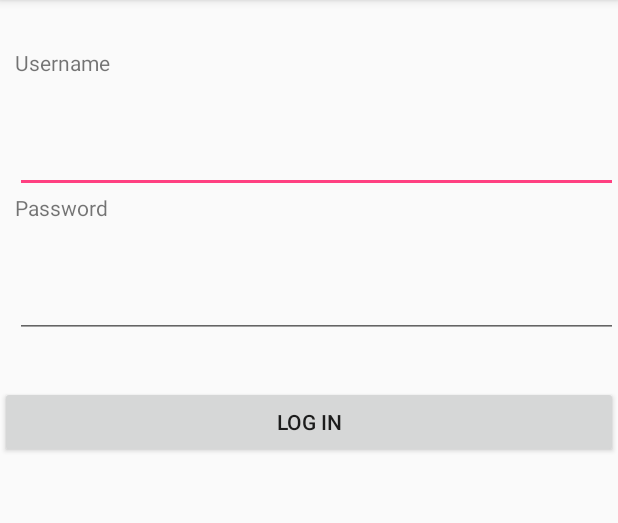
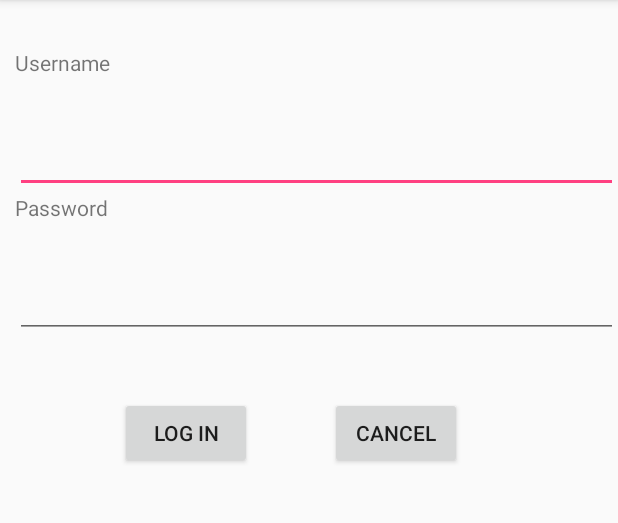
Before and after one commit to jpbronsted/ShelterFinder, an Android app: the screen it shows after launch (LoginActivity), on a phone screen of 412 x 824 dp, the part 84-607 px from its top. Run offline under Robolectric (Android 15) with nearby library versions, the phone set to English and light mode, and no system bars.

Commit message:
James - updated views (welcome and login)

```diff
--- a/app/src/main/AndroidManifest.xml
+++ b/app/src/main/AndroidManifest.xml
@@ -9,14 +9,14 @@
         android:roundIcon="@mipmap/ic_launcher_round"
         android:supportsRtl="true"
         android:theme="@style/AppTheme">
-        <activity android:name=".LoginActivity">
+        <activity android:name=".Controllers.LoginActivity">
             <intent-filter>
                 <action android:name="android.intent.action.MAIN" />
 
                 <category android:name="android.intent.category.LAUNCHER" />
             </intent-filter>
         </activity>
-        <activity android:name=".WelcomeActivity">
+        <activity android:name=".Controllers.WelcomeActivity">
         </activity>
     </application>
 
--- /dev/null
+++ b/app/src/main/java/edu/gatech/team13/shelterfinder/Controllers/LoginActivity.java
@@ -0,0 +1,23 @@
+package edu.gatech.team13.shelterfinder.Controllers;
+
+import android.support.v7.app.AppCompatActivity;
+import android.os.Bundle;
+
+import edu.gatech.team13.shelterfinder.R;
+
+public class LoginActivity extends AppCompatActivity {
+
+    @Override
+    protected void onCreate(Bundle savedInstanceState) {
+        super.onCreate(savedInstanceState);
+        setContentView(R.layout.activity_login);
+    }
+
+    public void onLoginPressed(android.view.View view) {
+        //TODO: handle what happens when the user presses "login" on the login screen
+    }
+
+    public void onCancelPressed(android.view.View view) {
+        //TODO: handle what happens when the user presses "cancel" on the login screen
+    }
+}
--- /dev/null
+++ b/app/src/main/java/edu/gatech/team13/shelterfinder/Controllers/WelcomeActivity.java
@@ -0,0 +1,23 @@
+package edu.gatech.team13.shelterfinder.Controllers;
+
+import android.support.v7.app.AppCompatActivity;
+import android.os.Bundle;
+
+import edu.gatech.team13.shelterfinder.R;
+
+public class WelcomeActivity extends AppCompatActivity {
+
+    @Override
+    protected void onCreate(Bundle savedInstanceState) {
+        super.onCreate(savedInstanceState);
+        setContentView(R.layout.activity_login);
+    }
+
+    public void onLoginPressed(android.view.View view) {
+        //TODO: handle what happens when the user presses the "login" button in the welcome screen
+    }
+
+    public void onSignupPressed(android.view.View view) {
+        //TODO: handle what happens when the user presses the "signup" button in the welcome screen
+    }
+}
--- a/app/src/main/java/edu/gatech/team13/shelterfinder/LoginActivity.java
+++ /dev/null
@@ -1,15 +0,0 @@
-package edu.gatech.team13.shelterfinder;
-
-import android.support.v7.app.AppCompatActivity;
-import android.os.Bundle;
-
-public class LoginActivity extends AppCompatActivity {
-
-    @Override
-    protected void onCreate(Bundle savedInstanceState) {
-        super.onCreate(savedInstanceState);
-        setContentView(R.layout.activity_login);
-    }
-
-
-}
--- a/app/src/main/java/edu/gatech/team13/shelterfinder/WelcomeActivity.java
+++ /dev/null
@@ -1,15 +0,0 @@
-package edu.gatech.team13.shelterfinder;
-
-import android.support.v7.app.AppCompatActivity;
-import android.os.Bundle;
-
-public class WelcomeActivity extends AppCompatActivity {
-
-    @Override
-    protected void onCreate(Bundle savedInstanceState) {
-        super.onCreate(savedInstanceState);
-        setContentView(R.layout.activity_login);
-    }
-
-
-}
--- a/app/src/main/res/layout/activity_login.xml
+++ b/app/src/main/res/layout/activity_login.xml
@@ -6,7 +6,7 @@
     android:id="@+id/activity_login"
     android:layout_width="match_parent"
     android:layout_height="match_parent"
-    tools:context="edu.gatech.team13.shelterfinder.LoginActivity">
+    tools:context="edu.gatech.team13.shelterfinder.Controllers.LoginActivity">
 
     <TextView
         android:id="@+id/textview_username"
@@ -45,16 +45,41 @@
         android:layout_marginStart="10dp"
         android:layout_marginTop="32dp"/>
 
+    <TextView
+        android:layout_width="match_parent"
+        android:layout_height="wrap_content"
+        android:text="No such username and password found."
+        android:id="@+id/textview_failed_login_attempt"
+        android:layout_alignParentStart="true"
+        android:layout_below="@id/edittext_password"
+        android:layout_marginTop="10dp"
+        android:textAlignment="center"
+        android:color="@color/colorError"
+        android:visibility="invisible"/>
+
     <Button
         android:id="@+id/button_login"
         android:layout_width="wrap_content"
         android:layout_height="wrap_content"
         android:layout_alignParentStart="true"
-        android:layout_below="@+id/edittext_password"
-        android:layout_right="@+id/button_signup"
-        android:layout_marginTop="32dp"
-        android:layout_alignParentEnd="true"
+        android:layout_below="@+id/textview_failed_login_attempt"
+        android:layout_right="@+id/button_cancel"
+        android:layout_marginTop="10dp"
+        android:layout_marginLeft="80dp"
         android:text="Log In"
         android:onClick="onLoginPressed"/>
 
+    <Button
+        android:layout_width="wrap_content"
+        android:layout_height="wrap_content"
+        android:id="@+id/button_cancel"
+        android:layout_alignParentStart="true"
+        android:layout_below="@+id/edittext_password"
+        android:layout_left="@+id/button_login"
+        android:layout_alignTop="@+id/button_login"
+        android:layout_alignBottom="@+id/button_login"
+        android:layout_marginLeft="220dp"
+        android:onClick="onCancelPressed"
+        android:text="Cancel"/>
+
 </RelativeLayout>
--- a/app/src/main/res/layout/activity_welcome.xml
+++ b/app/src/main/res/layout/activity_welcome.xml
@@ -6,7 +6,7 @@
     android:id="@+id/activity_login"
     android:layout_width="match_parent"
     android:layout_height="match_parent"
-    tools:context="edu.gatech.team13.shelterfinder.WelcomeActivity">
+    tools:context="edu.gatech.team13.shelterfinder.Controllers.WelcomeActivity">
 
     <TextView
         android:layout_width="match_parent"
--- a/app/src/main/res/values/colors.xml
+++ b/app/src/main/res/values/colors.xml
@@ -3,4 +3,5 @@
     <color name="colorPrimary">#3F51B5</color>
     <color name="colorPrimaryDark">#303F9F</color>
     <color name="colorAccent">#FF4081</color>
+    <color name="colorError">#FF0000</color>
 </resources>
```
